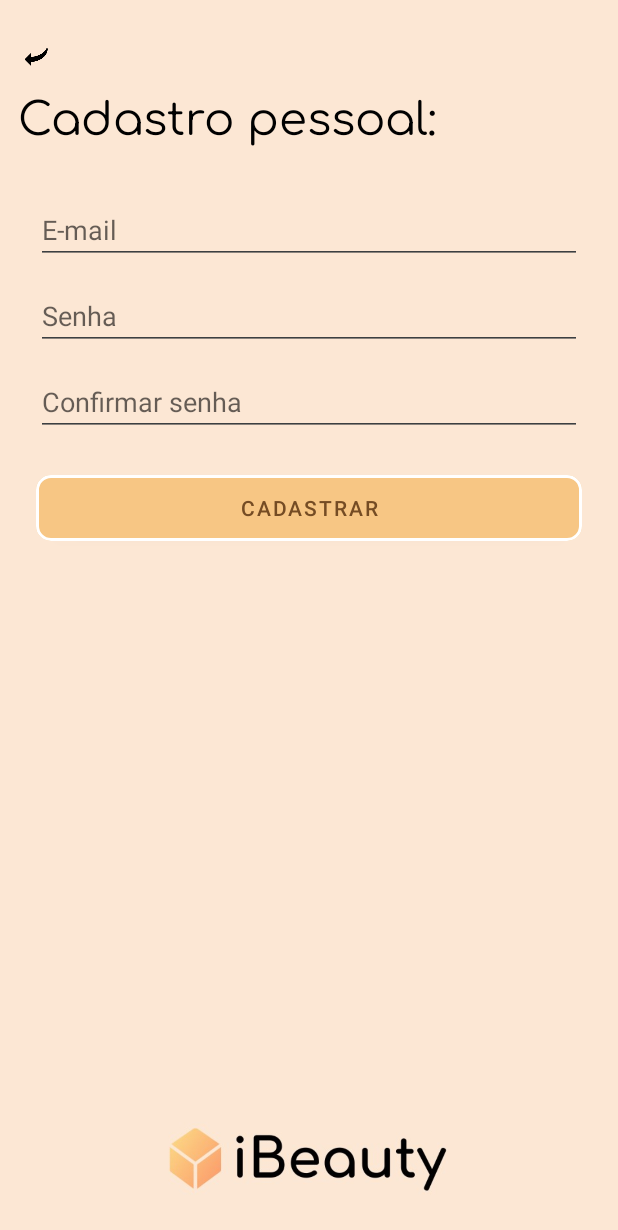
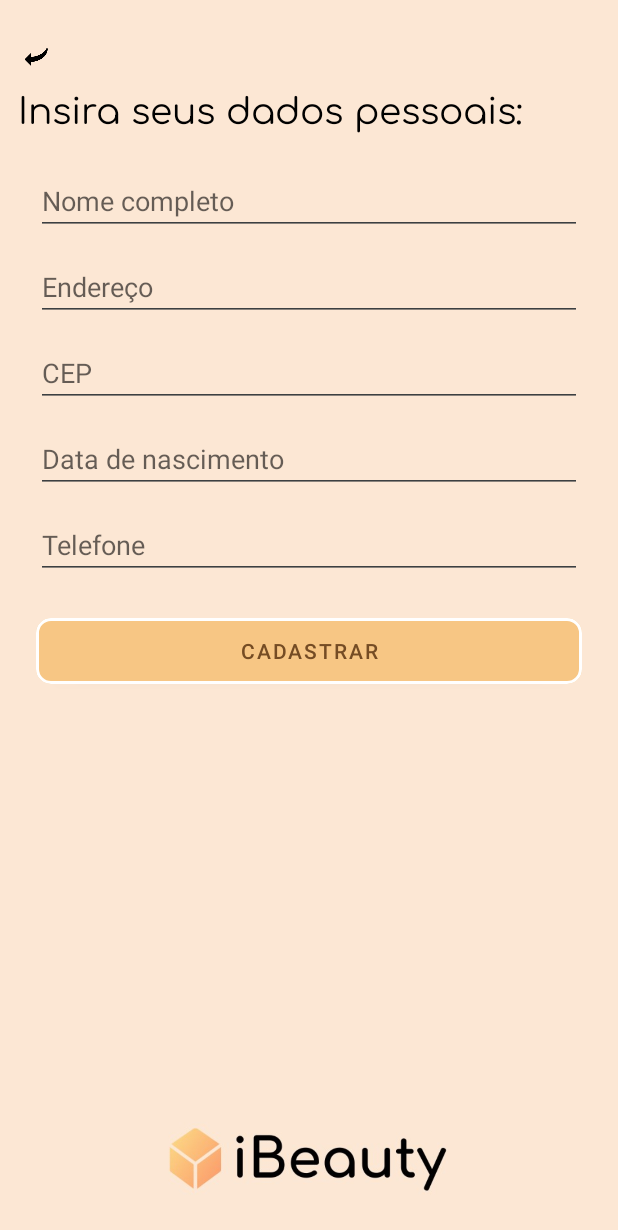
Before and after one commit to lemosvictoria/ibeauty, an Android app: the CadastroClienteDoisFragment screen opened through its navigation route, on a phone screen of 412 x 824 dp. Shown: the top 1230 px of the screen. Run offline under Robolectric (Android 15) with nearby library versions, the phone set to English and light mode, and no system bars; our stand-ins replace Dagger/Hilt's generated code, Firebase (no records; nobody signed in at launch, a user with empty details on screens opened directly), data binding.

Commit message:
Atualização no fluxo de cadastro

```diff
--- a/app/src/main/java/br/iesb/mobile/ibeauty/ui/fragment/TipoCadastroFragment.kt
+++ b/app/src/main/java/br/iesb/mobile/ibeauty/ui/fragment/TipoCadastroFragment.kt
@@ -45,6 +45,7 @@ class TipoCadastroFragment : Fragment() {
                     "Fragmento de tipo de cadastro"
                 )
                 ?.setTransition(FragmentTransaction.TRANSIT_FRAGMENT_OPEN)
+                ?.addToBackStack(null)
                 ?.commit()
         }
 
@@ -53,10 +54,11 @@ class TipoCadastroFragment : Fragment() {
                 ?.beginTransaction()
                 ?.replace(
                     R.id.fundoLogin,
-                    CadastroClienteUmFragment(),
+                    CadastroClienteFragment(),
                     "Fragmento de tipo de cadastro"
                 )
                 ?.setTransition(FragmentTransaction.TRANSIT_FRAGMENT_OPEN)
+                ?.addToBackStack(null)
                 ?.commit()
         }
 
@@ -69,6 +71,7 @@ class TipoCadastroFragment : Fragment() {
                     "Fragmento de tipo de cadastro"
                 )
                 ?.setTransition(FragmentTransaction.TRANSIT_FRAGMENT_OPEN)
+                ?.addToBackStack(null)
                 ?.commit()
         }
     }
--- a/app/src/main/res/layout/fragment_cadastro_cliente_dois.xml
+++ b/app/src/main/res/layout/fragment_cadastro_cliente_dois.xml
@@ -37,7 +37,7 @@
                 android:id="@+id/btVoltarTela"
                 android:layout_width="16dp"
                 android:layout_height="15dp"
-                app:layout_constraintBottom_toTopOf="@+id/titCadastro2"
+                app:layout_constraintBottom_toTopOf="@+id/titCadastro"
                 app:layout_constraintEnd_toEndOf="parent"
                 app:layout_constraintHorizontal_bias="0.041"
                 app:layout_constraintStart_toStartOf="parent"
@@ -46,20 +46,94 @@
                 app:srcCompat="@drawable/voltar" />
 
             <TextView
-                android:id="@+id/titCadastro2"
+                android:id="@+id/titCadastro"
                 android:layout_width="0dp"
-                android:layout_height="53dp"
+                android:layout_height="39dp"
                 android:layout_marginStart="12dp"
                 android:layout_marginTop="52dp"
                 android:fontFamily="@font/comfortaa"
-                android:text="@string/titulo_cadastro_pessoal"
+                android:text="@string/titulo_insere_dados_pessoais"
                 android:textAlignment="textStart"
-                android:textColor="#000000"
-                android:textSize="30sp"
+                android:textColor="@color/black"
+                android:textSize="24sp"
                 app:layout_constraintEnd_toEndOf="parent"
-                app:layout_constraintHorizontal_bias="0.058"
                 app:layout_constraintStart_toStartOf="parent"
                 app:layout_constraintTop_toTopOf="parent" />
+
+            <EditText
+                android:id="@+id/tvNome"
+                android:layout_width="0dp"
+                android:layout_height="wrap_content"
+                android:layout_marginStart="24dp"
+                android:layout_marginTop="20dp"
+                android:layout_marginEnd="24dp"
+                android:backgroundTint="#3C3F41"
+                android:ems="10"
+                android:hint="@string/nome_completo_cliente"
+                android:inputType="textPersonName"
+                app:layout_constraintEnd_toEndOf="parent"
+                app:layout_constraintStart_toStartOf="parent"
+                app:layout_constraintTop_toBottomOf="@+id/titCadastro" />
+
+            <EditText
+                android:id="@+id/tvEndereco"
+                android:layout_width="0dp"
+                android:layout_height="wrap_content"
+                android:layout_marginStart="24dp"
+                android:layout_marginTop="12dp"
+                android:layout_marginEnd="24dp"
+                android:backgroundTint="#3C3F41"
+                android:ems="10"
+                android:hint="@string/endereco"
+                android:inputType="textPostalAddress"
+                app:layout_constraintEnd_toEndOf="parent"
+                app:layout_constraintStart_toStartOf="parent"
+                app:layout_constraintTop_toBottomOf="@+id/tvNome" />
+
+            <EditText
+                android:id="@+id/tvCep"
+                android:layout_width="0dp"
+                android:layout_height="wrap_content"
+                android:layout_marginStart="24dp"
+                android:layout_marginTop="12dp"
+                android:layout_marginEnd="24dp"
+                android:backgroundTint="#3C3F41"
+                android:ems="10"
+                android:hint="@string/cep"
+                android:inputType="number"
+                app:layout_constraintEnd_toEndOf="parent"
+                app:layout_constraintStart_toStartOf="parent"
+                app:layout_constraintTop_toBottomOf="@+id/tvEndereco" />
+
+            <EditText
+                android:id="@+id/tvDataDeNascimento"
+                android:layout_width="0dp"
+                android:layout_height="wrap_content"
+                android:layout_marginStart="24dp"
+                android:layout_marginTop="12dp"
+                android:layout_marginEnd="24dp"
+                android:backgroundTint="#3C3F41"
+                android:ems="10"
+                android:hint="@string/data_nascimento"
+                android:inputType="date"
+                app:layout_constraintEnd_toEndOf="parent"
+                app:layout_constraintStart_toStartOf="parent"
+                app:layout_constraintTop_toBottomOf="@+id/tvCep" />
+
+            <EditText
+                android:id="@+id/tvTelefone"
+                android:layout_width="0dp"
+                android:layout_height="wrap_content"
+                android:layout_marginStart="24dp"
+                android:layout_marginTop="12dp"
+                android:layout_marginEnd="24dp"
+                android:backgroundTint="#3C3F41"
+                android:ems="10"
+                android:hint="@string/telefone"
+                android:inputType="phone"
+                app:layout_constraintEnd_toEndOf="parent"
+                app:layout_constraintStart_toStartOf="parent"
+                app:layout_constraintTop_toBottomOf="@+id/tvDataDeNascimento" />
 
             <Button
                 android:id="@+id/btCadastrar"
@@ -72,52 +146,7 @@
                 app:layout_constraintEnd_toEndOf="parent"
                 app:layout_constraintHorizontal_bias="1.0"
                 app:layout_constraintStart_toStartOf="parent"
-                app:layout_constraintTop_toBottomOf="@+id/tvConfirmarSenha" />
-
-            <EditText
-                android:id="@+id/tvEmailCadastro"
-                android:layout_width="0dp"
-                android:layout_height="wrap_content"
-                android:layout_marginStart="24dp"
-                android:layout_marginTop="25dp"
-                android:layout_marginEnd="24dp"
-                android:backgroundTint="#3C3F41"
-                android:ems="10"
-                android:hint="@string/email"
-                android:inputType="textEmailAddress"
-                app:layout_constraintEnd_toEndOf="parent"
-                app:layout_constraintStart_toStartOf="parent"
-                app:layout_constraintTop_toBottomOf="@+id/titCadastro2" />
-
-            <EditText
-                android:id="@+id/tvSenhaCadastro"
-                android:layout_width="0dp"
-                android:layout_height="wrap_content"
-                android:layout_marginStart="24dp"
-                android:layout_marginTop="12dp"
-                android:layout_marginEnd="24dp"
-                android:backgroundTint="#3C3F41"
-                android:ems="10"
-                android:hint="@string/senha"
-                android:inputType="textPassword"
-                app:layout_constraintEnd_toEndOf="parent"
-                app:layout_constraintStart_toStartOf="parent"
-                app:layout_constraintTop_toBottomOf="@+id/tvEmailCadastro" />
-
-            <EditText
-                android:id="@+id/tvConfirmarSenha"
-                android:layout_width="0dp"
-                android:layout_height="wrap_content"
-                android:layout_marginStart="24dp"
-                android:layout_marginTop="12dp"
-                android:layout_marginEnd="24dp"
-                android:backgroundTint="#3C3F41"
-                android:ems="10"
-                android:hint="@string/confirma_senha"
-                android:inputType="textPassword"
-                app:layout_constraintEnd_toEndOf="parent"
-                app:layout_constraintStart_toStartOf="parent"
-                app:layout_constraintTop_toBottomOf="@+id/tvSenhaCadastro" />
+                app:layout_constraintTop_toBottomOf="@+id/tvTelefone" />
 
         </androidx.constraintlayout.widget.ConstraintLayout>
     </androidx.constraintlayout.widget.ConstraintLayout>
--- a/app/src/main/res/navigation/login.xml
+++ b/app/src/main/res/navigation/login.xml
@@ -61,38 +61,35 @@
         tools:layout="@layout/fragment_tipo_cadastro">
 
         <action
-            android:id="@+id/action_tipoCadastroFragment_to_cadastroClienteUmFragment"
-            app:destination="@id/cadastroClienteUmFragment"/>
-
-        <action
             android:id="@+id/action_tipoCadastroFragment_to_cadastroProfissionalUmFragment"
             app:destination="@id/cadastroProfissionalUmFragment"/>
 
         <action
             android:id="@+id/action_mainFragment_to_loginFragment"
             app:destination="@id/loginFragment"/>
+        <action
+            android:id="@+id/action_tipoCadastroFragment_to_cadastroClienteDoisFragment"
+            app:destination="@id/cadastroClienteDoisFragment" />
     </fragment>
 
     <fragment
         android:id="@+id/cadastroClienteUmFragment"
-        android:name="br.iesb.mobile.ibeauty.ui.fragment.CadastroClienteUmFragment"
+        android:name="br.iesb.mobile.ibeauty.ui.fragment.CadastroClienteDoisFragment"
         android:label="fragment_cadastro_cliente_um"
-        tools:layout="@layout/fragment_cadastro_cliente_um">
-
+        tools:layout="@layout/fragment_cadastro_cliente_dois">
         <action
-            android:id="@+id/action_cadastroClienteUmFragment_to_cadastroClienteDoisFragment"
-            app:destination="@id/cadastroClienteDoisFragment"/>
-
+            android:id="@+id/action_cadastroClienteUmFragment_to_loginFragment"
+            app:destination="@id/loginFragment" />
     </fragment>
 
     <fragment
         android:id="@+id/cadastroClienteDoisFragment"
-        android:name="br.iesb.mobile.ibeauty.ui.fragment.CadastroClienteDoisFragment"
+        android:name="br.iesb.mobile.ibeauty.ui.fragment.CadastroClienteFragment"
         android:label="fragment_cadastro_cliente_dois"
-        tools:layout="@layout/fragment_cadastro_cliente_dois">
+        tools:layout="@layout/fragment_cadastro_cliente">
         <action
-            android:id="@+id/action_cadastroClienteDoisFragment_to_loginFragment"
-            app:destination="@id/loginFragment" />
+            android:id="@+id/action_cadastroClienteDoisFragment_to_cadastroClienteUmFragment"
+            app:destination="@id/cadastroClienteUmFragment" />
     </fragment>
 
     <fragment
```
Also changed, not shown: app/src/main/java/br/iesb/mobile/ibeauty/domain/Cliente.kt (+5 -8 lines), app/src/main/java/br/iesb/mobile/ibeauty/domain/Estabelecimento.kt (+13 -14 lines), app/src/main/java/br/iesb/mobile/ibeauty/ui/adapter/BuscaAdapter.kt (+3 -5 lines), app/src/main/java/br/iesb/mobile/ibeauty/ui/fragment/CadastroClienteDoisFragment.kt (+96 -20 lines), app/src/main/java/br/iesb/mobile/ibeauty/ui/fragment/CadastroClienteFragment.kt (added, +75 -0 lines), app/src/main/java/br/iesb/mobile/ibeauty/ui/fragment/CadastroClienteUmFragment.kt (deleted, +0 -147 lines), app/src/main/res/layout/fragment_cadastro_cliente.xml (renamed from app/src/main/res/layout/fragment_cadastro_cliente_um.xml, +27 -57 lines).
